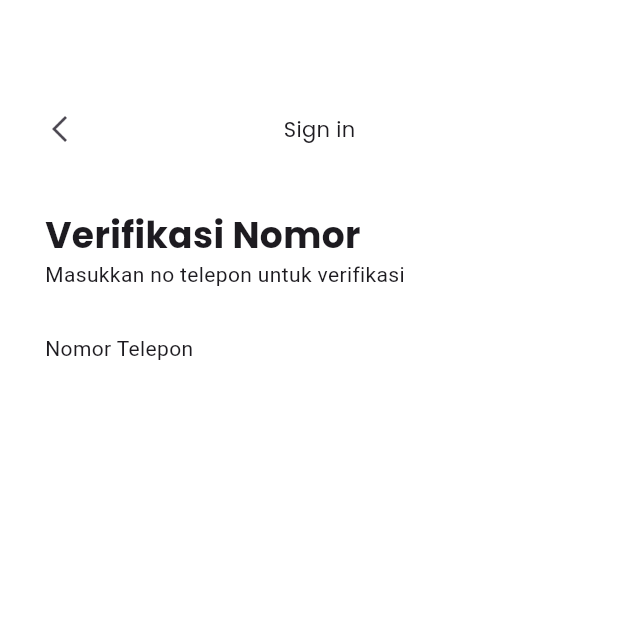
After one commit to Vincent140206/ElevateU, a Flutter app: the RecoverySms screen opened directly, on a phone screen of 412 x 824 dp, the top half of it. The commit adds this screen. Run offline on Flutter 3.47's test engine with Material 3 defaults, Android fonts, the phone set to English and light mode, and no system bars.

Commit message:
mulai verif nomor

```diff
--- /dev/null
+++ b/lib/screens/auth/recovery/recovery_sms.dart
@@ -0,0 +1,71 @@
+import 'package:elevateu_bcc/screens/auth/recovery/recovery.dart';
+import 'package:elevateu_bcc/widgets/button1.dart';
+import 'package:flutter/cupertino.dart';
+import 'package:flutter/material.dart';
+
+class RecoverySms extends StatefulWidget {
+  const RecoverySms({super.key});
+
+  @override
+  State<RecoverySms> createState() => _RecoverySms();
+}
+
+class _RecoverySms extends State<RecoverySms> {
+  @override
+  Widget build(BuildContext context) {
+    return Scaffold(
+      backgroundColor: Colors.white,
+      body: Column(
+        crossAxisAlignment: CrossAxisAlignment.start,
+        children: [
+          const SizedBox(height: 62),
+          Row(
+            children: [
+              const SizedBox(width: 16),
+              IconButton(
+                onPressed: () {
+                  Navigator.pop(context);
+                },
+                icon: const ImageIcon(
+                  AssetImage('assets/icons/Chevron_Left.png'),
+                  size: 24,
+                ),
+              ),
+              const SizedBox(width: 125),
+              const Text(
+                'Sign in',
+                style: TextStyle(
+                  fontSize: 14,
+                  fontFamily: 'Poppins',
+                ),
+              ),
+            ],
+          ),
+          const SizedBox(height: 29),
+          const Padding(
+            padding: EdgeInsets.symmetric(horizontal: 30.0),
+            child: Column(
+              crossAxisAlignment: CrossAxisAlignment.start,
+              children: [
+                Text(
+                  "Verifikasi Nomor",
+                  style: TextStyle(
+                    fontSize: 24,
+                    fontFamily: 'Poppins',
+                    fontWeight: FontWeight.bold,
+                  ),
+                ),
+                Text(
+                  'Masukkan no telepon untuk verifikasi',
+                  style: TextStyle(fontSize: 14),
+                ),
+                SizedBox(height: 29),
+                Text('Nomor Telepon'),
+              ],
+            ),
+          ),
+        ],
+      ),
+    );
+  }
+}
```
Also changed, not shown: lib/screens/auth/loginscreen.dart (+18 -3 lines), lib/screens/auth/recovery/recovery.dart (added, +94 -0 lines), lib/screens/auth/signupscreen.dart (added, +15 -0 lines), assets/buttons/button1.dart (deleted), lib/widgets/textStyle.dart (renamed from assets/font/text_styles.dart).
